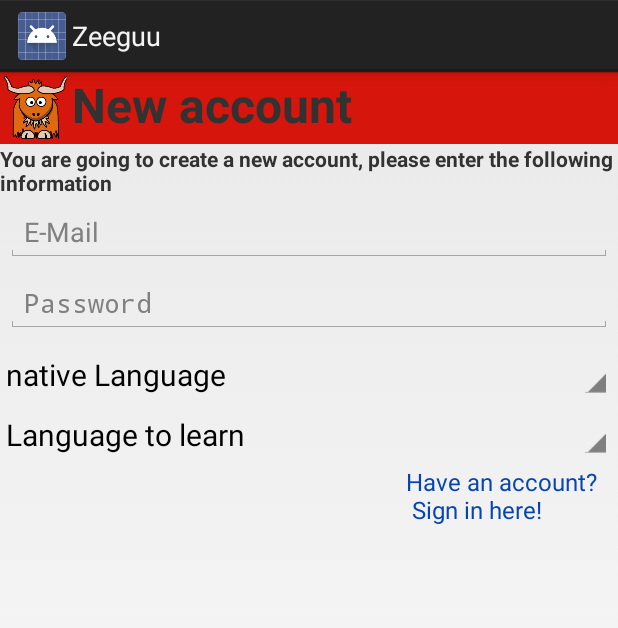
After one commit to SimpleDay/Zeeguu, an Android app: the layout dialog_new_account.xml on its own in the app's theme, with its tools: preview values and no code run, on a phone screen of 412 x 824 dp. The commit adds this screen. Shown: the top 628 px of the screen. Run offline under Robolectric (Android 15) with nearby library versions, the phone set to English and light mode, and no system bars.

Commit message:
Refactoring refactoring refactoring

```diff
--- /dev/null
+++ b/app/src/main/res/layout/dialog_new_account.xml
@@ -0,0 +1,135 @@
+<LinearLayout xmlns:android="http://schemas.android.com/apk/res/android"
+    android:layout_width="match_parent"
+    android:layout_height="wrap_content"
+    android:orientation="vertical">
+
+    <LinearLayout
+        android:layout_width="match_parent"
+        android:layout_height="match_parent"
+        android:background="@color/dialog_sign_in_header">
+
+        <ImageView
+            android:layout_width="wrap_content"
+            android:layout_height="wrap_content"
+            android:src="@drawable/ic_launcher" />
+
+        <TextView
+            android:layout_width="match_parent"
+            android:layout_height="wrap_content"
+            android:text="@string/dialog_new_account_title"
+            android:textSize="32sp"
+            android:textStyle="bold" />
+    </LinearLayout>
+
+    <TextView
+        android:layout_width="match_parent"
+        android:layout_height="wrap_content"
+        android:text="@string/dialog_new_account_message"
+        android:textSize="14sp"
+        android:textStyle="bold" />
+
+    <LinearLayout
+        android:layout_width="fill_parent"
+        android:layout_height="fill_parent"
+        android:orientation="vertical">
+
+
+        <EditText
+            android:id="@+id/dialog_email"
+            android:layout_width="match_parent"
+            android:layout_height="wrap_content"
+            android:layout_margin="4dp"
+            android:hint="@string/email"
+            android:inputType="textEmailAddress" />
+
+        <EditText
+            android:id="@+id/dialog_password"
+            android:layout_width="match_parent"
+            android:layout_height="wrap_content"
+            android:layout_marginBottom="8dp"
+            android:layout_marginLeft="4dp"
+            android:layout_marginRight="4dp"
+            android:layout_marginTop="4dp"
+            android:hint="@string/password"
+            android:inputType="textPassword" />
+
+        <LinearLayout
+            android:layout_width="fill_parent"
+            android:layout_height="wrap_content"
+            android:orientation="horizontal"
+            android:layout_margin="4dp" >
+
+            <TextView
+                android:id="@+id/dialog_new_account_spinner_native_language"
+                android:layout_width="wrap_content"
+                android:layout_height="wrap_content"
+                android:text="@string/native_language"
+                android:textSize="20sp"
+                android:textAppearance="?android:attr/textAppearanceLarge"
+                android:layout_gravity="center_vertical" />
+
+            <RelativeLayout
+                android:layout_width="match_parent"
+                android:layout_height="wrap_content">
+
+                <Spinner
+                    android:id="@+id/dialog_new_account_spinner_native"
+                    android:layout_width="wrap_content"
+                    android:layout_height="wrap_content"
+                    android:prompt="@string/dialog_new_account_native_spinner"
+                    android:spinnerMode="dropdown"
+                    android:layout_alignParentTop="true"
+                    android:layout_alignParentRight="true"
+                    android:layout_alignParentEnd="true" />
+            </RelativeLayout>
+
+        </LinearLayout>
+
+        <LinearLayout
+            android:layout_width="fill_parent"
+            android:layout_height="wrap_content"
+            android:orientation="horizontal"
+            android:layout_margin="4dp" >
+
+            <TextView
+                android:id="@+id/dialog_new_account_spinner_learning_language"
+                android:layout_width="wrap_content"
+                android:layout_height="wrap_content"
+                android:text="@string/learning_language"
+                android:textSize="20sp"
+                android:textAppearance="?android:attr/textAppearanceLarge"
+                android:layout_gravity="center_vertical" />
+
+            <RelativeLayout
+                android:layout_width="match_parent"
+                android:layout_height="wrap_content">
+
+                <Spinner
+                    android:id="@+id/dialog_new_account_spinner_learning"
+                    android:layout_width="wrap_content"
+                    android:layout_height="wrap_content"
+                    android:prompt="@string/dialog_new_account_native_spinner"
+                    android:spinnerMode="dropdown"
+                    android:layout_alignParentTop="true"
+                    android:layout_alignParentRight="true"
+                    android:layout_alignParentEnd="true" />
+            </RelativeLayout>
+
+        </LinearLayout>
+
+    </LinearLayout>
+
+    <TextView
+        android:id="@+id/dialog_sign_in_no_account_textview"
+        android:layout_width="wrap_content"
+        android:layout_height="wrap_content"
+        android:layout_gravity="right"
+        android:clickable="true"
+        android:paddingRight="10dp"
+        android:singleLine="false"
+        android:text="@string/dialog_new_account_sign_in_message"
+        android:textAppearance="?android:attr/textAppearanceMedium"
+        android:textColor="#ff0645ad"
+        android:textSize="16sp" />
+
+</LinearLayout>
--- a/app/src/main/res/values/strings.xml
+++ b/app/src/main/res/values/strings.xml
@@ -115,6 +115,8 @@
     <string name="error_refreshing_already_running">Ops! There is already one refreshing operation running </string>
     <string name="error_listpreference_array">ListPreference requires an entries array and an entryValues array which are both the same length</string>
     <string name="error_contribution_delete">Ops! The contribution could not be deleted. Please try later again.</string>
+    <string name="error_user_logged_out">You have been logged out. Please enter again valid account information in the settings.</string>
+    <string name="error_user_not_logged_in_yet">Please log in first before you use these functions</string>
 
     <!-- success messages  -->
     <string name="successful_login">Successfully logged in</string>
@@ -126,5 +128,4 @@
     <string name="successful_contribution_deleted">Contribution was deleted successfully! </string>
 
 
-
 </resources>
```
Also changed, not shown: app/src/main/java/ch/unibe/scg/zeeguu/Core/ConnectionManager.java (+70 -245 lines), app/src/main/java/ch/unibe/scg/zeeguu/Core/User.java (added, +255 -0 lines).
